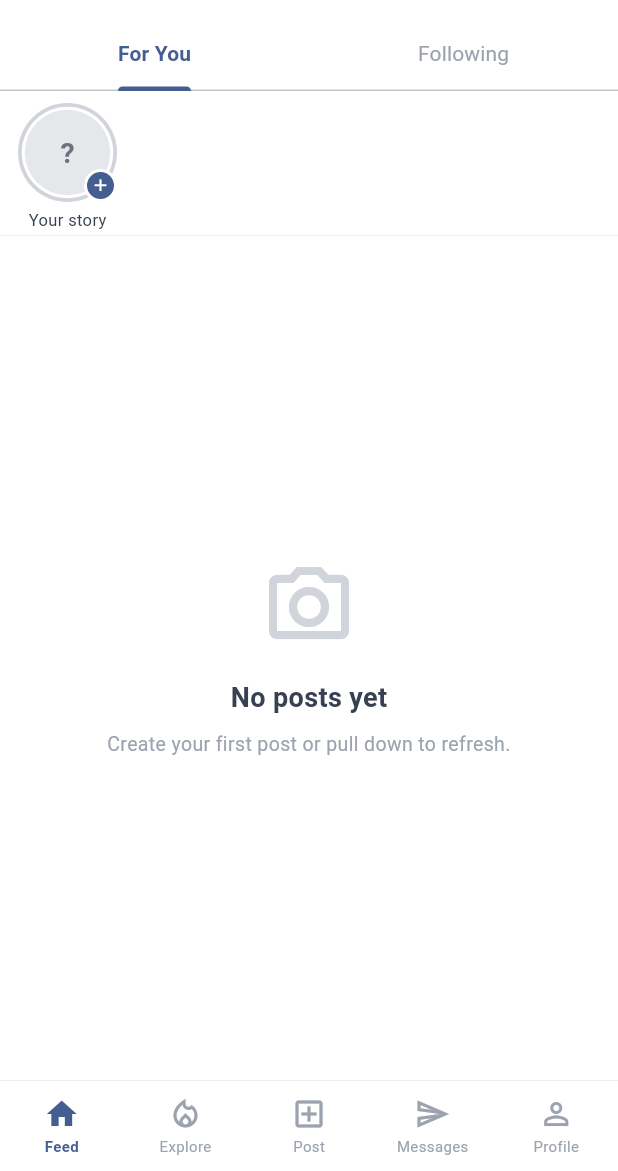
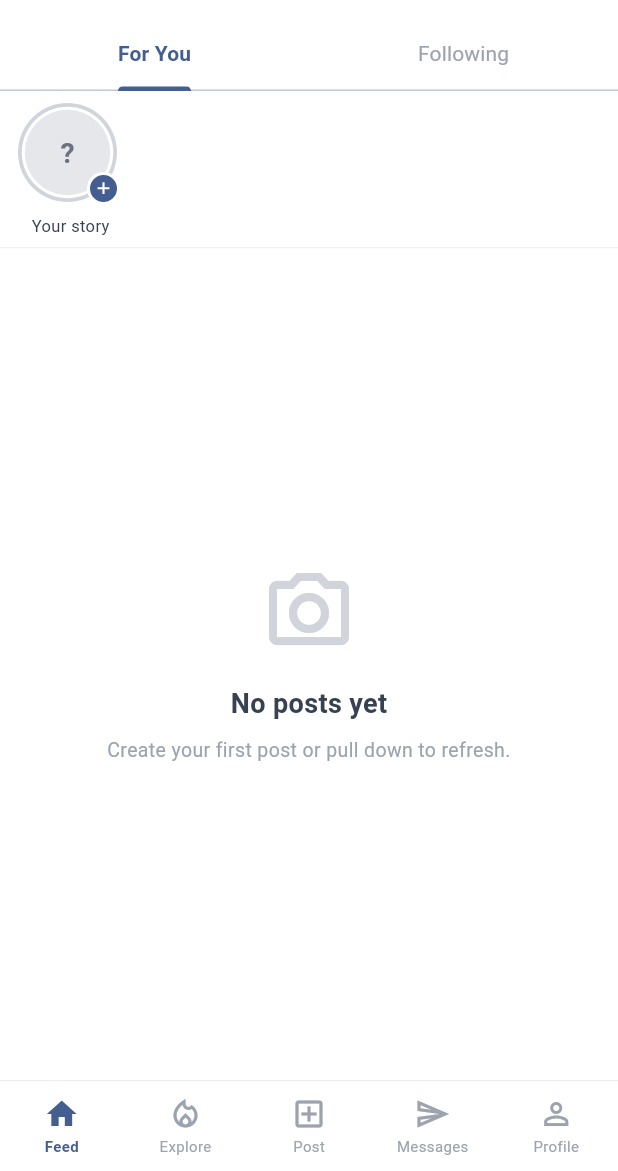
Before and after one commit to jayraldtajanlangit/Pulso, a Flutter app: the screen it shows once a user with an empty profile is signed in, on a phone screen of 412 x 824 dp, the part 65-1236 px from its top. Run offline on Flutter 3.47's test engine with Material 3 defaults, Android fonts, the phone set to English and light mode, and no system bars; our stand-ins replace audioplayers, cached_network_image, flutter_riverpod, image_picker, supabase_flutter; accounts and stored records are empty.

Commit message:
fix: stories row overflow, separate + badge tap to always create new story

```diff
--- a/lib/widgets/stories_row.dart
+++ b/lib/widgets/stories_row.dart
@@ -47,7 +47,7 @@ class _StoriesRowState extends ConsumerState<StoriesRow> {
         ref.watch(storyControllerProvider.select((s) => s.storiesByUser));
 
     return SizedBox(
-      height: 96,
+      height: 104,
       child: ListView(
         scrollDirection: Axis.horizontal,
         padding: const EdgeInsets.symmetric(horizontal: 12, vertical: 8),
@@ -85,7 +85,20 @@ class _OwnStoryTile extends ConsumerWidget {
         ref.watch(profileControllerProvider.select((s) => s.profile?.username));
     final primary = Theme.of(context).colorScheme.primary;
 
-    return GestureDetector(
+    return Padding(
+      padding: const EdgeInsets.only(right: 16),
+      child: SizedBox(
+        width: 70,
+        child: Column(
+          mainAxisSize: MainAxisSize.min,
+          children: [
+            SizedBox(
+              width: 70,
+              height: 70,
+              child: Stack(
+                children: [
+                  // Avatar with ring — tap to view own story
+                  GestureDetector(
                     onTap: () {
                       if (stories.isNotEmpty) {
                         Navigator.push(
@@ -100,32 +113,24 @@ class _OwnStoryTile extends ConsumerWidget {
                       } else {
                         Navigator.push(
                           context,
-            MaterialPageRoute(builder: (_) => const StoryCreationScreen()),
+                          MaterialPageRoute(
+                              builder: (_) => const StoryCreationScreen()),
                         );
                       }
                     },
-      child: Padding(
-        padding: const EdgeInsets.only(right: 16),
-        child: Column(
-          mainAxisSize: MainAxisSize.min,
-          children: [
-            Stack(
-              clipBehavior: Clip.none,
-              children: [
-                // Gradient ring when story exists, grey border when not
-                Container(
+                    child: Container(
                       width: 66,
                       height: 66,
                       padding: const EdgeInsets.all(2.5),
                       decoration: BoxDecoration(
                         shape: BoxShape.circle,
                         gradient: hasActiveStory
-                        ? LinearGradient(
+                            ? const LinearGradient(
                                 colors: [
-                              const Color(0xFFF58529),
-                              const Color(0xFFDD2A7B),
-                              const Color(0xFF8134AF),
-                              const Color(0xFF515BD4),
+                                  Color(0xFFF58529),
+                                  Color(0xFFDD2A7B),
+                                  Color(0xFF8134AF),
+                                  Color(0xFF515BD4),
                                 ],
                                 begin: Alignment.bottomLeft,
                                 end: Alignment.topRight,
@@ -146,10 +151,17 @@ class _OwnStoryTile extends ConsumerWidget {
                         ),
                       ),
                     ),
-                // + badge in bottom-right
+                  ),
+                  // + badge — always tappable to create a new story
                   Positioned(
-                  right: 0,
-                  bottom: 0,
+                    right: 2,
+                    bottom: 2,
+                    child: GestureDetector(
+                      onTap: () => Navigator.push(
+                        context,
+                        MaterialPageRoute(
+                            builder: (_) => const StoryCreationScreen()),
+                      ),
                       child: Container(
                         width: 22,
                         height: 22,
@@ -158,15 +170,20 @@ class _OwnStoryTile extends ConsumerWidget {
                           shape: BoxShape.circle,
                           border: Border.all(color: Colors.white, width: 2),
                         ),
-                    child: const Icon(Icons.add, color: Colors.white, size: 13),
+                        child: const Icon(Icons.add,
+                            color: Colors.white, size: 13),
+                      ),
                     ),
                   ),
                 ],
+              ),
             ),
             const SizedBox(height: 4),
             const Text(
               'Your story',
               style: TextStyle(fontSize: 11, color: Color(0xFF374151)),
+              overflow: TextOverflow.ellipsis,
+              maxLines: 1,
             ),
           ],
         ),
@@ -198,12 +215,14 @@ class _UserStoryTile extends StatelessWidget {
       ),
       child: Padding(
         padding: const EdgeInsets.only(right: 16),
+        child: SizedBox(
+          width: 66,
           child: Column(
             mainAxisSize: MainAxisSize.min,
             children: [
               Container(
-              width: 62,
-              height: 62,
+                width: 66,
+                height: 66,
                 padding: const EdgeInsets.all(2.5),
                 decoration: BoxDecoration(
                   shape: BoxShape.circle,
@@ -243,8 +262,11 @@ class _UserStoryTile extends StatelessWidget {
                       ? const Color(0xFF9CA3AF)
                       : const Color(0xFF374151),
                 ),
+                overflow: TextOverflow.ellipsis,
+                maxLines: 1,
               ),
             ],
+          ),
         ),
       ),
     );
```
Lines whose indentation alone changed are shown as unchanged.
